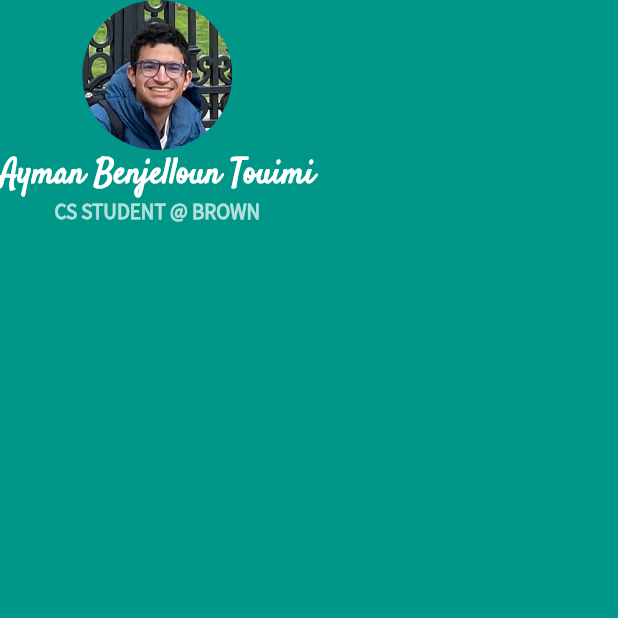
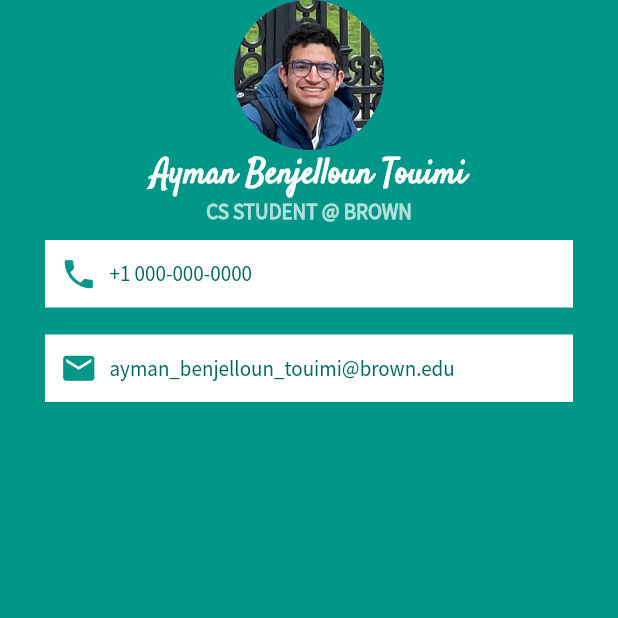
Before and after one commit to Ayma-n/flutter-bootcamp, a Flutter app: the screen it shows after launch, on a phone screen of 412 x 824 dp, the top half of it. Run offline on Flutter 3.47's test engine with Material 2 defaults, Android fonts, the phone set to English and light mode, and no system bars.

Commit message:
Added icons, mock phone number and emails in MiCard

```diff
--- a/mi_card/lib/main.dart
+++ b/mi_card/lib/main.dart
@@ -28,12 +28,68 @@ class MyApp extends StatelessWidget {
                   fontFamily: 'Satisfy',
                 ),
               ),
-              Text('CS STUDENT @ BROWN',
-                  style: TextStyle(
-                    color: Colors.white70,
-                    fontFamily: 'SourceSansPro',
-                    fontWeight: FontWeight.bold,
-                  ))
+              Text(
+                'CS STUDENT @ BROWN',
+                style: TextStyle(
+                  color: Colors.white70,
+                  fontFamily: 'SourceSansPro',
+                  fontWeight: FontWeight.bold,
+                ),
+              ),
+              Container(
+                color: Colors.white,
+                padding: EdgeInsets.all(10.0),
+                margin: EdgeInsets.symmetric(
+                  vertical: 10.0,
+                  horizontal: 30.0,
+                ),
+                child: Row(
+                  children: [
+                    Icon(
+                      Icons.phone,
+                      color: Colors.teal,
+                      size: 25.0,
+                    ),
+                    SizedBox(
+                      width: 8.0,
+                    ),
+                    Text(
+                      '+1 000-000-0000',
+                      style: TextStyle(
+                        color: Colors.teal.shade800,
+                        fontFamily: 'SourceSansPro',
+                      ),
+                    ),
+                  ],
+                ),
+              ),
+              Container(
+                color: Colors.white,
+                padding: EdgeInsets.all(10.0),
+                margin: EdgeInsets.symmetric(
+                  vertical: 8.0,
+                  horizontal: 30.0,
+                ),
+                child: Row(
+                  children: [
+                    Icon(
+                      Icons.email,
+                      color: Colors.teal,
+                      size: 25.0,
+                    ),
+                    SizedBox(
+                      width: 8.0,
+                    ),
+                    Text(
+                      'ayman_benjelloun_touimi@brown.edu',
+                      style: TextStyle(
+                        color: Colors.teal.shade800,
+                        fontFamily: 'SourceSansPro',
+                      ),
+                    ),
+                  ],
+                ),
+              ),
             ],
           ),
         ),
@@ -60,7 +116,7 @@ class LayoutChallenge extends StatelessWidget {
               ),
               Column(
                 mainAxisAlignment: MainAxisAlignment.center,
-                children: <Widget>[
+                children: [
                   Container(color: Colors.yellow, width: 100.0, height: 100.0),
                   Container(color: Colors.green, width: 100.0, height: 100.0),
                 ],
```
